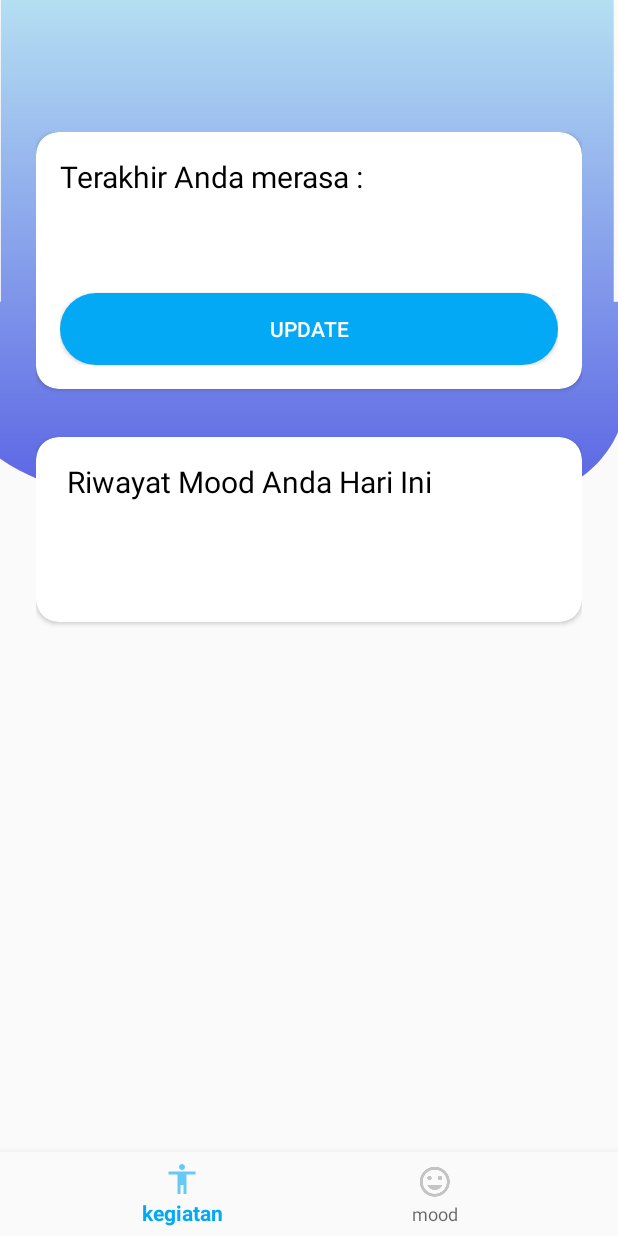
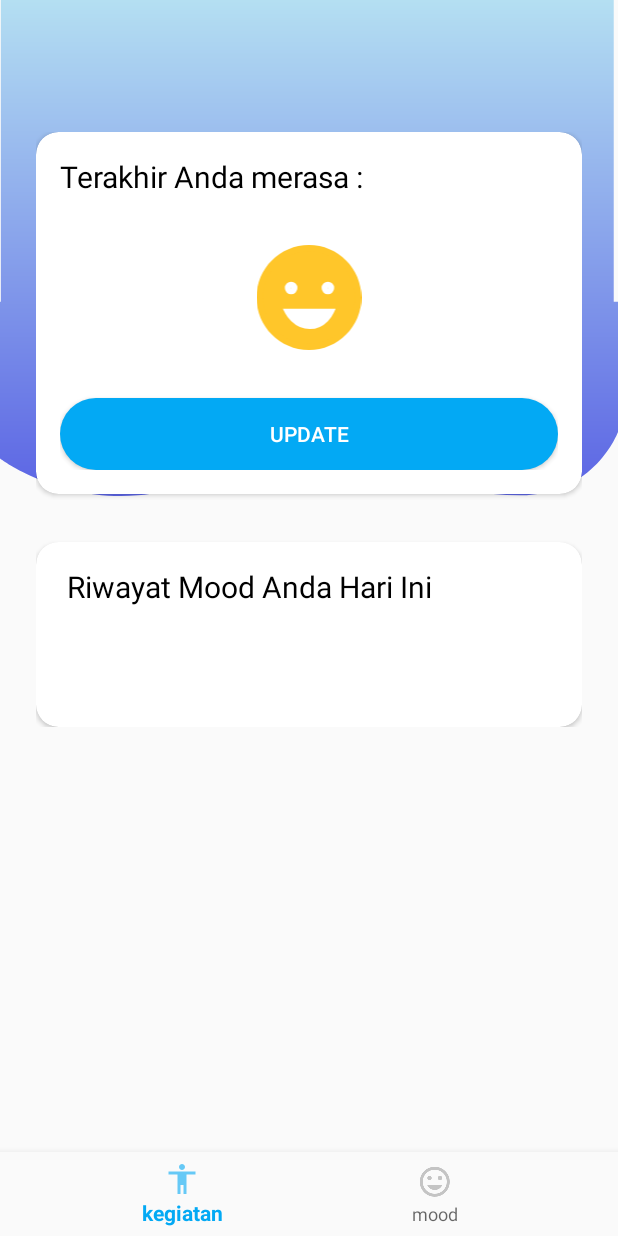
Before and after one commit to ardidong/TubesPabPaim, an Android app: the fragment MoodFragment placed in its activity, on a phone screen of 412 x 824 dp. Run offline under Robolectric (Android 15) with nearby library versions, the light colour scheme and no system bars; Roboto replaces fonts that are not available here.

Commit message:
added model mood and update mood

```diff
--- a/app/src/main/java/com/apahayo/tubespabpaim/HasilActivity.java
+++ b/app/src/main/java/com/apahayo/tubespabpaim/HasilActivity.java
@@ -24,7 +24,7 @@ public class HasilActivity extends AppCompatActivity {
         Intent intent = getIntent();
         String indikasi = intent.getStringExtra("indikasi");
 
-        tvIndikasi.setText(indikasi);
+        //tvIndikasi.setText(indikasi);
 
         btnOK.setOnClickListener(new View.OnClickListener() {
             @Override
--- a/app/src/main/java/com/apahayo/tubespabpaim/KuisionerActivity.java
+++ b/app/src/main/java/com/apahayo/tubespabpaim/KuisionerActivity.java
@@ -92,11 +92,11 @@ public class KuisionerActivity extends AppCompatActivity {
                 if (progres == mPertanyaanData.size()) {
 
                     Interpretasi interpretasi = new Interpretasi(mPertanyaanData);
-                    interpretasi.hitungIndikasi();
+                    //interpretasi.hitungIndikasi();
 
                     Intent intent = new Intent(KuisionerActivity.this,HasilActivity.class);
                     String indikasi = interpretasi.getIndikasi();
-                    intent.putExtra("indikasi",indikasi);
+                   // intent.putExtra("indikasi",indikasi);
                     startActivity(intent);
                     finish();
 
--- a/app/src/main/res/layout/fragment_mood.xml
+++ b/app/src/main/res/layout/fragment_mood.xml
@@ -7,17 +7,23 @@
     tools:context=".MoodFragment">
 
     <TextView
+        android:id="@+id/backgorundMood"
         android:layout_width="match_parent"
         android:layout_height="wrap_content"
         android:background="@drawable/ic_pic_ombak1"
         android:padding="100dp"
         app:layout_constraintTop_toTopOf="parent" />
 
+    <ScrollView
+        android:layout_width="match_parent"
+        android:layout_height="wrap_content"
+        app:layout_constraintTop_toTopOf="parent">
+
         <LinearLayout
             android:layout_width="match_parent"
             android:layout_height="match_parent"
+            android:layout_marginTop="64dp"
             android:orientation="vertical"
-        android:layout_marginTop="64dp"
             android:padding="24dp">
 
             <androidx.cardview.widget.CardView
@@ -29,8 +35,8 @@
                 <LinearLayout
                     android:layout_width="match_parent"
                     android:layout_height="wrap_content"
-                android:padding="16dp"
-                android:orientation="vertical">
+                    android:orientation="vertical"
+                    android:padding="16dp">
 
                     <TextView
                         android:layout_width="match_parent"
@@ -40,19 +46,21 @@
                         android:textSize="20sp" />
 
                     <ImageView
+                        android:id="@+id/emotImageView"
+                        android:layout_width="match_parent"
+                        android:layout_height="70dp"
+                        android:layout_marginTop="32dp"
                         android:layout_marginBottom="32dp"
-                android:layout_marginTop="32dp"
-                android:layout_width="wrap_content"
-                android:layout_height="wrap_content" />
+                        app:srcCompat="@drawable/ic_clicked_senang_sekali" />
 
                     <Button
                         android:id="@+id/btnUpdate"
                         android:layout_width="match_parent"
                         android:layout_height="wrap_content"
+                        android:background="@drawable/buttonsolusi"
+                        android:elevation="5dp"
                         android:text="Update"
-                android:elevation="5dp"
-                android:textColor="@android:color/white"
-                android:background="@drawable/buttonsolusi"/>
+                        android:textColor="@android:color/white" />
 
                 </LinearLayout>
 
@@ -61,8 +69,8 @@
             <androidx.cardview.widget.CardView
                 android:layout_width="match_parent"
                 android:layout_height="wrap_content"
+                android:layout_marginTop="32dp"
                 android:elevation="10dp"
-            android:layout_marginTop="32dp"
                 app:cardCornerRadius="15dp">
 
                 <LinearLayout
@@ -85,11 +93,13 @@
                         android:layout_marginBottom="32dp" />
 
 
-
                 </LinearLayout>
 
             </androidx.cardview.widget.CardView>
 
         </LinearLayout>
 
+
+    </ScrollView>
+
 </androidx.constraintlayout.widget.ConstraintLayout>
--- a/app/src/main/res/values/pertanyaan.xml
+++ b/app/src/main/res/values/pertanyaan.xml
@@ -5,6 +5,7 @@
         <item>Apakah Anda kehilangan nafsu makan?</item>
         <item>Apakah tidur Anda tidak lelap?</item>
         <item>Apakah Anda mudah menjadi takut?</item>
+        <!--
         <item>Apakah Anda merasa cemas, tegang dan khawatir?</item>
         <item>Apakah tangan Anda gemetar?</item>
         <item>Apakah Anda mengalami gangguan pencernaan</item>
@@ -30,5 +31,6 @@
         <item>Apakah minat Anda terhadap teman dan kegiatan yang biasa Anda Lakukan berkurang?</item>
         <item>Apakah Anda merasa sangat terganggu jika berada dalam situasi yang mengingatkan Anda akan bencana atau jika Anda berpikir tentang bencana itu?</item>
         <item>Apakah Anda kesulitan memahami atau mengekspresikan perasaan Anda?</item>
+    -->
     </string-array>
 </resources>
```
Also changed, not shown: app/src/main/java/com/apahayo/tubespabpaim/Model/Mood.java (added, +29 -0 lines), app/src/main/java/com/apahayo/tubespabpaim/MoodFragment.java (+74 -6 lines), app/src/main/res/layout/mood_dialog.xml (+12 -0 lines). Lines whose indentation alone changed are shown as unchanged.
